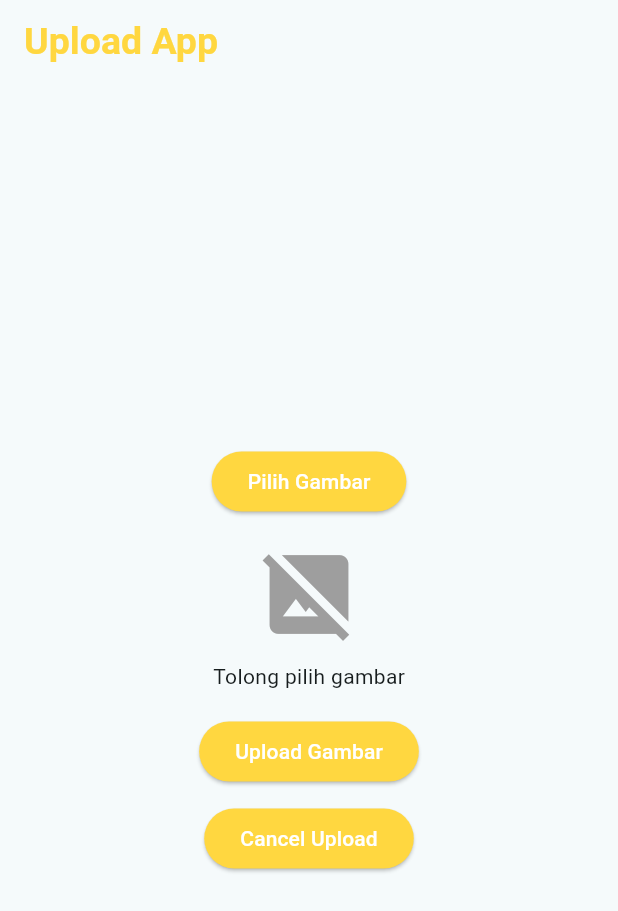
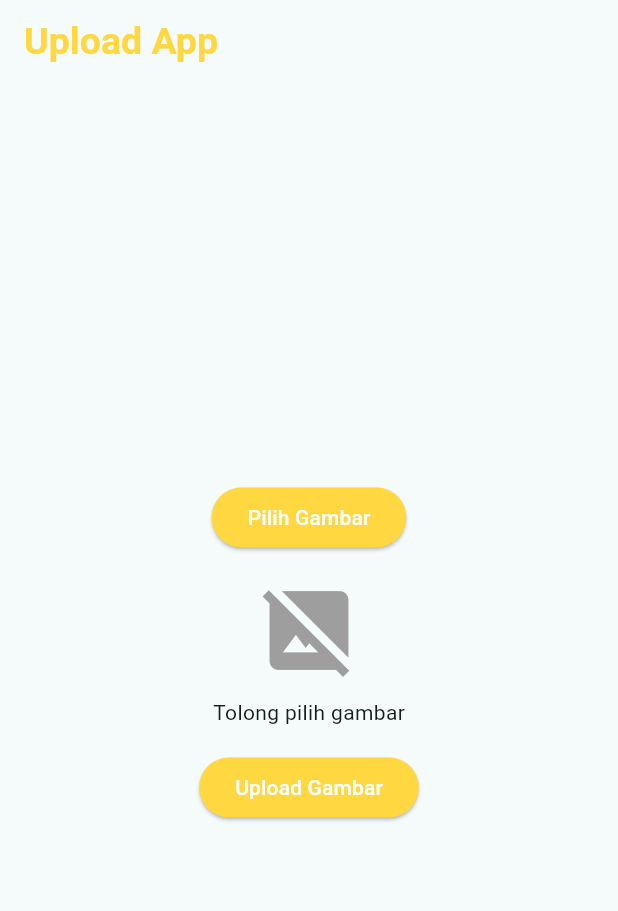
Before and after one commit to Rofiq126/uploadApp, a Flutter app: the screen it shows once a user with an empty profile is signed in, after a tap on "Upload Gambar", on a phone screen of 412 x 824 dp. Shown: the top 911 px of the screen. Run offline on Flutter 3.47's test engine with Material 2 defaults, Android fonts, the phone set to English and light mode, and no system bars; our stand-ins replace firebase_auth, firebase_core, firebase_storage, flutter_local_notifications, image_picker; missing offline and left inert: firebase_app_check; accounts and stored records are empty.

Commit message:
delete unused code in main page

```diff
--- a/lib/view/main_page.dart
+++ b/lib/view/main_page.dart
@@ -1,7 +1,7 @@
 import 'package:firebase_storage/firebase_storage.dart';
 import 'package:flutter/material.dart';
 import 'package:provider/provider.dart';
-import 'package:upload_background_app/common/custom_alertDialog.dart';
+import 'package:upload_background_app/common/custom_alert_dialog.dart';
 import 'package:upload_background_app/view/component/notification_service.dart';
 import 'package:upload_background_app/view_model/view_model.dart';
 
@@ -81,14 +81,7 @@ class _MainPageState extends State<MainPage> {
                       backgroundColor: Colors.amberAccent),
                   onPressed: () {
                     viewModel.message = '';
-                    viewModel.uploadImage();
-                    if (viewModel.message == 'Upload success') {
-                      customAlertDialog(
-                          context: context,
-                          message: 'Upload Success',
-                          icon: Icons.check,
-                          color: Colors.green);
-                    }
+                    viewModel.uploadImage(context: context);
                   },
                   child: const Text(
                     'Upload Gambar',
@@ -99,7 +92,7 @@ class _MainPageState extends State<MainPage> {
               height: 10,
             ),
             Visibility(
-              visible: true,
+              visible: false,
               child: ElevatedButton(
                   style: ElevatedButton.styleFrom(
                       backgroundColor: Colors.amberAccent),
```
